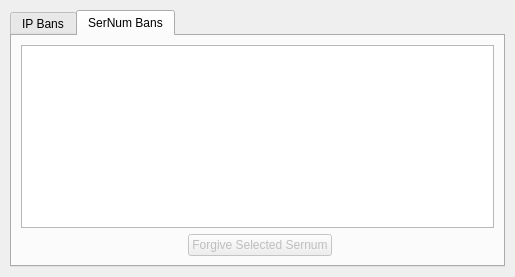
The window that ui/bandialog.ui (StarixWoS/ReMix) describes before a commit, drawn with Qt 5.
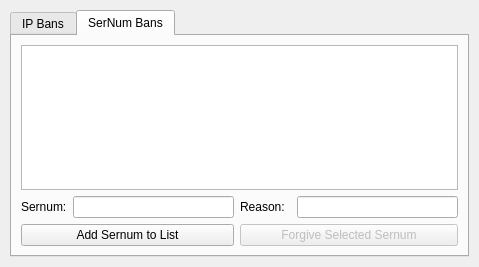
The same window after the commit. The open tabs and pages were chosen to show the change.

Commit message: Change: Add flags to the various Dialog constructors to remove the "Help" button from the title bars. Change: The format of the Syn-Real's Sernum Bans is no longer supported. I've opted to use the IP-Ban's format instead.

```diff
--- a/ui/bandialog.ui
+++ b/ui/bandialog.ui
@@ -6,8 +6,8 @@
    <rect>
     <x>0</x>
     <y>0</y>
-    <width>515</width>
-    <height>277</height>
+    <width>479</width>
+    <height>267</height>
    </rect>
   </property>
   <property name="windowTitle">
@@ -178,9 +178,9 @@
       <attribute name="title">
        <string>SerNum Bans</string>
       </attribute>
-      <layout class="QGridLayout" name="gridLayout_4">
-       <item row="0" column="0" colspan="4">
-        <widget class="QTableView" name="sernumTable">
+      <layout class="QGridLayout" name="gridLayout_3">
+       <item row="0" column="0" colspan="5">
+        <widget class="QTableView" name="snBanTable">
          <property name="editTriggers">
           <set>QAbstractItemView::NoEditTriggers</set>
          </property>
@@ -199,6 +199,9 @@
          <property name="sortingEnabled">
           <bool>true</bool>
          </property>
+         <property name="cornerButtonEnabled">
+          <bool>false</bool>
+         </property>
          <attribute name="horizontalHeaderMinimumSectionSize">
           <number>50</number>
          </attribute>
@@ -216,20 +219,56 @@
          </attribute>
         </widget>
        </item>
+       <item row="1" column="0">
+        <widget class="QLabel" name="label_3">
+         <property name="sizePolicy">
+          <sizepolicy hsizetype="Fixed" vsizetype="Fixed">
+           <horstretch>0</horstretch>
+           <verstretch>0</verstretch>
+          </sizepolicy>
+         </property>
+         <property name="text">
+          <string>Sernum:</string>
+         </property>
+        </widget>
+       </item>
        <item row="1" column="1">
-        <spacer name="horizontalSpacer">
-         <property name="orientation">
-          <enum>Qt::Horizontal</enum>
+        <widget class="QLineEdit" name="trgSerNum">
+         <property name="sizePolicy">
+          <sizepolicy hsizetype="Expanding" vsizetype="Fixed">
+           <horstretch>0</horstretch>
+           <verstretch>0</verstretch>
+          </sizepolicy>
          </property>
-         <property name="sizeHint" stdset="0">
-          <size>
-           <width>200</width>
-           <height>20</height>
-          </size>
-         </property>
-        </spacer>
+        </widget>
        </item>
        <item row="1" column="2">
+        <widget class="QLabel" name="label_4">
+         <property name="sizePolicy">
+          <sizepolicy hsizetype="Fixed" vsizetype="Fixed">
+           <horstretch>0</horstretch>
+           <verstretch>0</verstretch>
+          </sizepolicy>
+         </property>
+         <property name="text">
+          <string>Reason:</string>
+         </property>
+        </widget>
+       </item>
+       <item row="2" column="0" colspan="2">
+        <widget class="QPushButton" name="addSernumBan">
+         <property name="text">
+          <string>Add Sernum to List</string>
+         </property>
+         <property name="autoDefault">
+          <bool>false</bool>
+         </property>
+        </widget>
+       </item>
+       <item row="1" column="4">
+        <widget class="QLineEdit" name="snBanReason"/>
+       </item>
+       <item row="2" column="2" colspan="3">
         <widget class="QPushButton" name="forgiveButton">
          <property name="enabled">
           <bool>false</bool>
@@ -242,19 +281,6 @@
          </property>
         </widget>
        </item>
-       <item row="1" column="3">
-        <spacer name="horizontalSpacer_2">
-         <property name="orientation">
-          <enum>Qt::Horizontal</enum>
-         </property>
-         <property name="sizeHint" stdset="0">
-          <size>
-           <width>200</width>
-           <height>20</height>
-          </size>
-         </property>
-        </spacer>
-       </item>
       </layout>
      </widget>
     </widget>
```
Left out of the diff: 41 changed lines with no effect on the pictures. The commit also changes 21 other files.
